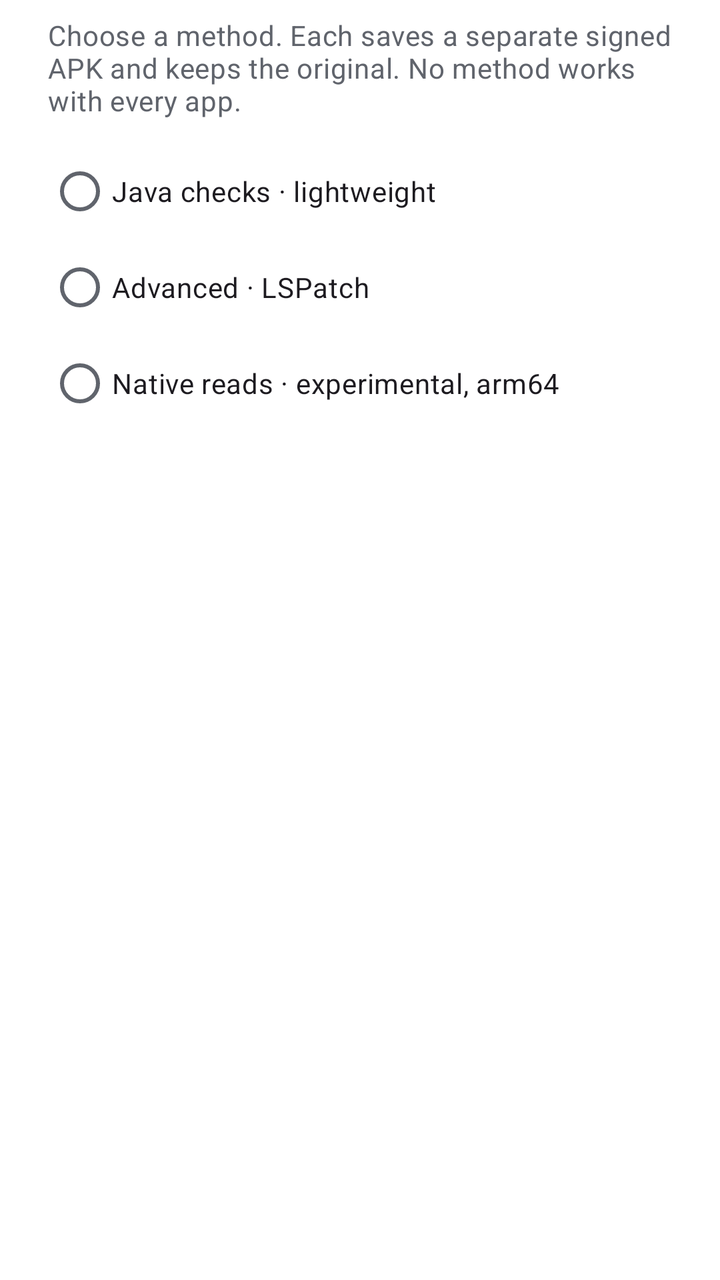
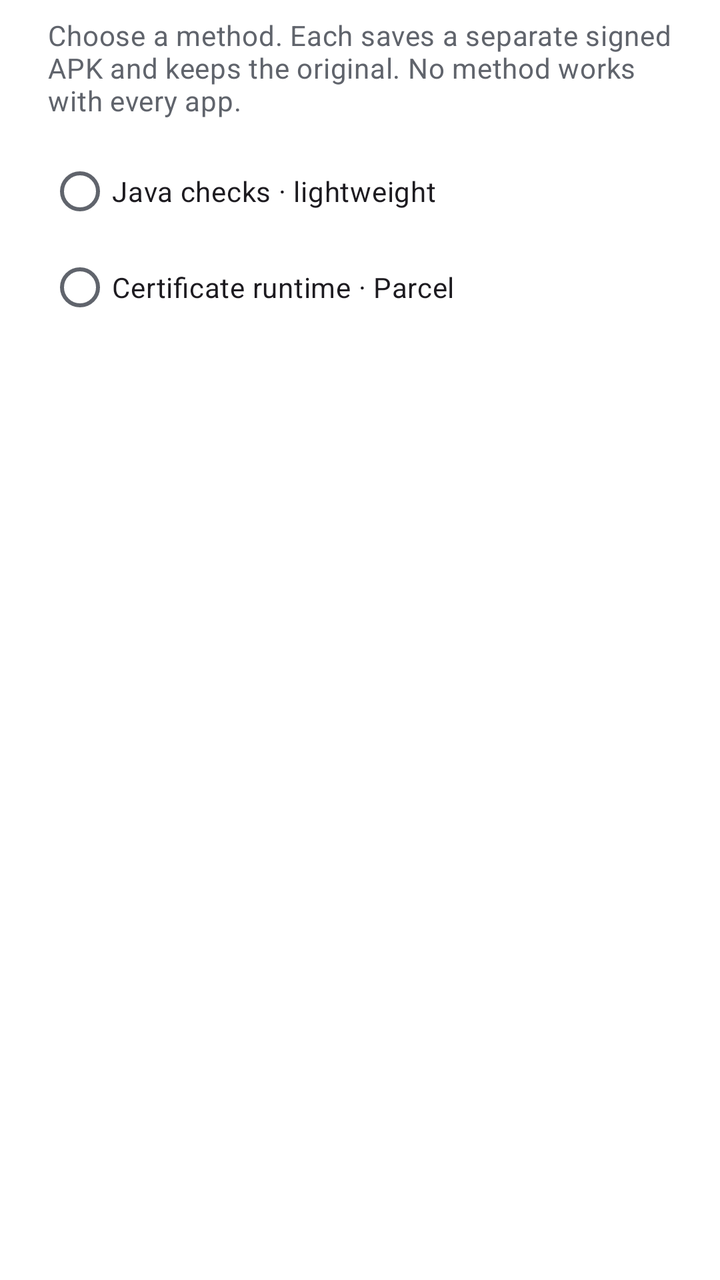

Screens rendered from an Android XML layout before and after an edit, with the pre-edit source and the edit as a unified diff.
<!-- AndroidManifest.xml: application theme Theme.Hexora -->
<!-- res/layout/dialog_signature_patch.xml -->
<?xml version="1.0" encoding="utf-8"?>
<ScrollView xmlns:android="http://schemas.android.com/apk/res/android"
    android:layout_width="match_parent"
    android:layout_height="wrap_content"
    android:fillViewport="true">

    <LinearLayout
        android:layout_width="match_parent"
        android:layout_height="wrap_content"
        android:orientation="vertical"
        android:paddingStart="24dp"
        android:paddingEnd="24dp"
        android:paddingTop="8dp"
        android:paddingBottom="16dp">

        <TextView
            android:layout_width="match_parent"
            android:layout_height="wrap_content"
            android:text="@string/sigkill_mode_intro"
            android:textAppearance="?attr/textAppearanceBodyMedium"
            android:textColor="?attr/colorOnSurfaceVariant" />

        <RadioGroup
            android:id="@+id/signature_patch_modes"
            android:layout_width="match_parent"
            android:layout_height="wrap_content"
            android:layout_marginTop="12dp">

            <com.google.android.material.radiobutton.MaterialRadioButton
                android:id="@+id/signature_mode_java"
                android:layout_width="match_parent"
                android:layout_height="wrap_content"
                android:minHeight="48dp"
                android:text="@string/sigkill_mode_java" />

            <com.google.android.material.radiobutton.MaterialRadioButton
                android:id="@+id/signature_mode_advanced"
                android:layout_width="match_parent"
                android:layout_height="wrap_content"
                android:minHeight="48dp"
                android:text="@string/sigkill_mode_advanced" />

            <com.google.android.material.radiobutton.MaterialRadioButton
                android:id="@+id/signature_mode_native"
                android:layout_width="match_parent"
                android:layout_height="wrap_content"
                android:minHeight="48dp"
                android:text="@string/sigkill_mode_native" />
        </RadioGroup>

        <TextView
            android:id="@+id/signature_mode_description"
            android:layout_width="match_parent"
            android:layout_height="wrap_content"
            android:layout_marginTop="12dp"
            android:accessibilityLiveRegion="polite"
            android:textAppearance="?attr/textAppearanceBodyMedium"
            android:textColor="?attr/colorOnSurfaceVariant" />
    </LinearLayout>
</ScrollView>
<!-- resources referenced by this layout -->
<resources>
  <string name="sigkill_mode_advanced">Advanced · LSPatch</string>
  <string name="sigkill_mode_intro">Choose a method. Each saves a separate signed APK and keeps the original. No method works with every app.</string>
  <string name="sigkill_mode_java">Java checks · lightweight</string>
  <string name="sigkill_mode_native">Native reads · experimental, arm64</string>
  <style name="Theme.Hexora" parent="Theme.Material3.DayNight.NoActionBar">
          <item name="popupMenuStyle">@style/Widget.Hexora.PopupMenu</item>
          <item name="android:popupMenuStyle">@style/Widget.Hexora.PopupMenu</item>
          <item name="materialAlertDialogTheme">@style/ThemeOverlay.Hexora.Dialog</item>
          <item name="colorPrimary">@color/hexora_accent</item>
          <item name="colorOnPrimary">@android:color/white</item>
          <item name="colorSecondary">@color/hexora_accent</item>
          <item name="colorSurface">@color/hexora_surface</item>
          <item name="colorOnSurface">@color/hexora_text</item>
          <item name="colorOnSurfaceVariant">@color/hexora_text_secondary</item>
          <item name="colorSurfaceVariant">@color/hexora_bar</item>
          <item name="colorSurfaceContainer">@color/hexora_bar</item>
          <item name="colorSurfaceContainerHigh">@color/hexora_selection</item>
          <item name="android:windowBackground">@color/hexora_surface</item>
          <item name="android:statusBarColor">@color/hexora_bar</item>
          <item name="android:navigationBarColor">@color/hexora_bar</item>
      </style>
  <style name="Widget.Hexora.PopupMenu" parent="Widget.AppCompat.PopupMenu">
          <item name="android:popupBackground">@drawable/bg_hexora_popup</item>
          <item name="android:popupElevation">8dp</item>
      </style>
  <style name="ThemeOverlay.Hexora.Dialog" parent="ThemeOverlay.Material3.MaterialAlertDialog">
          <item name="colorSurfaceContainerHigh">?attr/colorSurface</item>
          <item name="shapeAppearanceCornerExtraLarge">@style/ShapeAppearance.Hexora.Dialog</item>
      </style>
  <color name="hexora_accent">@color/hexora_accent_light</color>
  <color name="hexora_surface">@color/hexora_surface_light</color>
  <color name="hexora_text">@color/hexora_text_light</color>
  <color name="hexora_text_secondary">@color/hexora_text_secondary_light</color>
  <color name="hexora_bar">@color/hexora_bar_light</color>
  <color name="hexora_selection">@color/hexora_selection_light</color>
  <!-- drawable bg_hexora_popup (drawable) -->
  <shape xmlns:android="http://schemas.android.com/apk/res/android">
      <solid android:color="?attr/colorSurface" />
      <corners android:radius="8dp" />
      <stroke android:width="1dp" android:color="?attr/colorOutlineVariant" />
      <padding android:left="4dp" android:top="4dp" android:right="4dp" android:bottom="4dp" />
  </shape>
  <style name="ShapeAppearance.Hexora.Dialog" parent="ShapeAppearance.Material3.Corner.Medium">
          <item name="cornerSize">12dp</item>
      </style>
  <color name="hexora_accent_light">#3569B5</color>
  <color name="hexora_surface_light">#FFFFFF</color>
  <color name="hexora_text_light">#202124</color>
  <color name="hexora_text_secondary_light">#60646C</color>
  <color name="hexora_bar_light">#F2F3F5</color>
  <color name="hexora_selection_light">#DBE8FC</color>
</resources>

<!-- the commit's change to res/layout/dialog_signature_patch.xml (unified diff, before → after) -->
@@ -34,18 +34,11 @@
                 android:text="@string/sigkill_mode_java" />
 
             <com.google.android.material.radiobutton.MaterialRadioButton
-                android:id="@+id/signature_mode_advanced"
+                android:id="@+id/signature_mode_parcel"
                 android:layout_width="match_parent"
                 android:layout_height="wrap_content"
                 android:minHeight="48dp"
-                android:text="@string/sigkill_mode_advanced" />
-
-            <com.google.android.material.radiobutton.MaterialRadioButton
-                android:id="@+id/signature_mode_native"
-                android:layout_width="match_parent"
-                android:layout_height="wrap_content"
-                android:minHeight="48dp"
-                android:text="@string/sigkill_mode_native" />
+                android:text="@string/sigkill_mode_parcel" />
         </RadioGroup>
 
         <TextView
<!-- resource entries referenced after the edit -->
@@ -1,9 +1,8 @@
 <!-- resources referenced by this layout -->
 <resources>
-  <string name="sigkill_mode_advanced">Advanced · LSPatch</string>
   <string name="sigkill_mode_intro">Choose a method. Each saves a separate signed APK and keeps the original. No method works with every app.</string>
   <string name="sigkill_mode_java">Java checks · lightweight</string>
-  <string name="sigkill_mode_native">Native reads · experimental, arm64</string>
+  <string name="sigkill_mode_parcel">Certificate runtime · Parcel</string>
   <style name="Theme.Hexora" parent="Theme.Material3.DayNight.NoActionBar">
           <item name="popupMenuStyle">@style/Widget.Hexora.PopupMenu</item>
           <item name="android:popupMenuStyle">@style/Widget.Hexora.PopupMenu</item>
